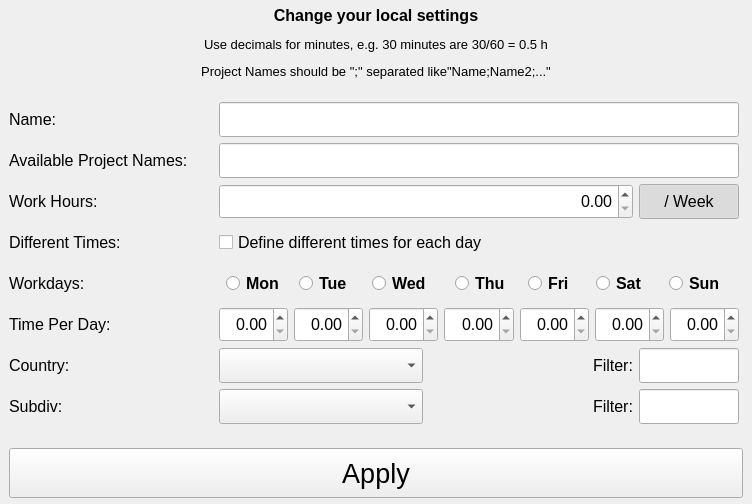
Above: ui/config_window.ui from AndreWohnsland/TimeTracker before the change. Below: the same form after it.
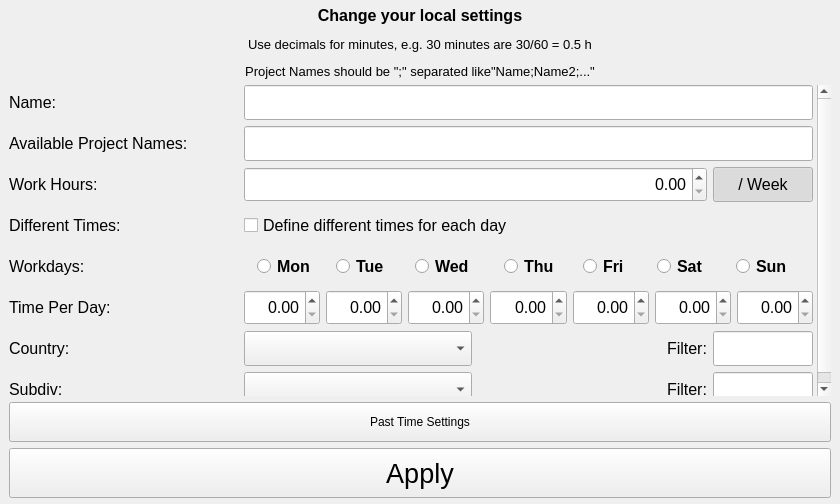
That is the form after the change.

Patch:
```diff
--- a/ui/config_window.ui
+++ b/ui/config_window.ui
@@ -6,7 +6,7 @@
    <rect>
     <x>0</x>
     <y>0</y>
-    <width>752</width>
+    <width>840</width>
     <height>504</height>
    </rect>
   </property>
@@ -796,6 +796,19 @@
      </widget>
     </widget>
    </item>
+   <item>
+    <widget class="QPushButton" name="past_settings_button">
+     <property name="minimumSize">
+      <size>
+       <width>0</width>
+       <height>40</height>
+      </size>
+     </property>
+     <property name="text">
+      <string>Past Time Settings</string>
+     </property>
+    </widget>
+   </item>
    <item>
     <widget class="QPushButton" name="apply_button">
      <property name="minimumSize">
```
